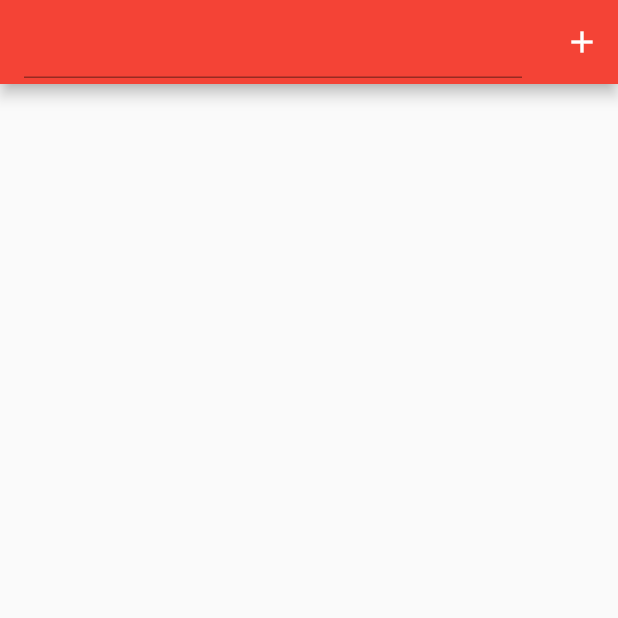
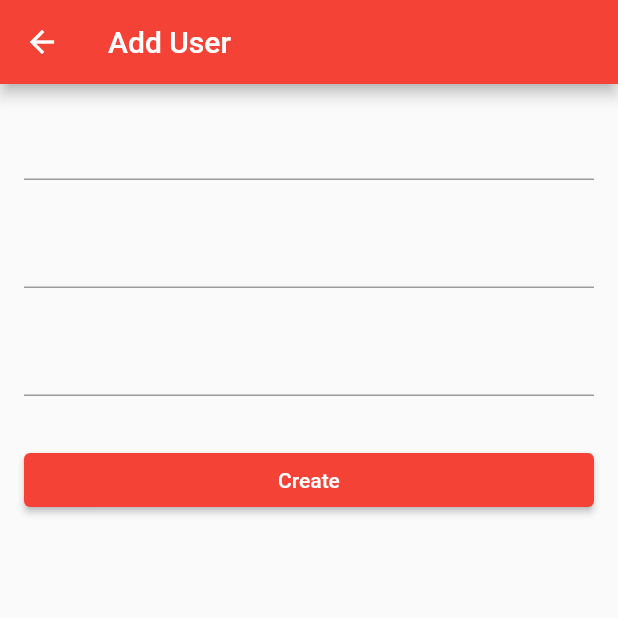
Before and after one commit to andrapratama/Flutter-Firebase-CRUD, a Flutter app: the screen it shows after launch, after a tap on the "add" icon, on a phone screen of 412 x 824 dp, the top half of it. Run offline on Flutter 3.47's test engine with Material 2 defaults, Android fonts, the phone set to English and light mode, and no system bars; our stand-ins replace cloud_firestore, date_field, firebase_core; accounts and stored records are empty.

Commit message:
add user add page

```diff
--- a/lib/main.dart
+++ b/lib/main.dart
@@ -1,5 +1,5 @@
 // ignore_for_file: depend_on_referenced_packages
-import 'package:cloud_firestore/cloud_firestore.dart';
+import 'package:firebase_crud/user_page.dart';
 import 'package:flutter/material.dart';
 import 'package:firebase_core/firebase_core.dart';
 
@@ -37,52 +37,18 @@ class _MainPageState extends State<MainPage> {
   @override
   Widget build(BuildContext context) => Scaffold(
         appBar: AppBar(
-          title: TextField(controller: controller),
+          title: const Text('User'),
           actions: [
             IconButton(
                 onPressed: () {
-                  final name = controller.text;
-                  // print(name);
-                  createUser(name: name);
+                  Navigator.of(context).push(
+                    MaterialPageRoute(
+                      builder: (context) => const UserPage(),
+                    ),
+                  );
                 },
                 icon: const Icon(Icons.add))
           ],
         ),
       );
-
-  Future createUser({required String name}) async {
-    /// Reference to document
-    final docUser = FirebaseFirestore.instance.collection('users').doc();
-
-    final user = User(
-      id : docUser.id,
-      name: name,
-      age: 21,
-      birthday: DateTime(2001, 7, 28),
-    );
-    final json = user.toJson();
-
-    /// Create document and write data to Firebase
-    await docUser.set(json);
-  }
 }
-
-class User {
-  String id;
-  final String name;
-  final int age;
-  final DateTime birthday;
-
-  User(
-      {this.id = '',
-      required this.name,
-      required this.age,
-      required this.birthday});
-
-  Map<String, dynamic> toJson() => {
-    'id':id,
-    'name':name,
-    'age':age,
-    'birthday':birthday,
-  };
-}
--- /dev/null
+++ b/lib/model/user.dart
@@ -0,0 +1,20 @@
+
+class User {
+  String id;
+  final String name;
+  final int age;
+  final DateTime birthday;
+
+  User(
+      {this.id = '',
+        required this.name,
+        required this.age,
+        required this.birthday});
+
+  Map<String, dynamic> toJson() => {
+    'id':id,
+    'name':name,
+    'age':age,
+    'birthday':birthday,
+  };
+}
--- /dev/null
+++ b/lib/user_page.dart
@@ -0,0 +1,85 @@
+import 'package:cloud_firestore/cloud_firestore.dart';
+import 'package:date_field/date_field.dart';
+import 'package:firebase_crud/model/user.dart';
+import 'package:flutter/material.dart';
+
+class UserPage extends StatefulWidget {
+  const UserPage({Key? key}) : super(key: key);
+
+  @override
+  State<StatefulWidget> createState() => _UserPageState();
+}
+
+class _UserPageState extends State<UserPage> {
+  final controllerName = TextEditingController();
+  final controllerAge = TextEditingController();
+  final controllerDate = TextEditingController();
+
+  @override
+  Widget build(BuildContext context) => Scaffold(
+        appBar: AppBar(
+          title: const Text('Add User'),
+        ),
+        body: ListView(
+          padding: const EdgeInsets.all(16),
+          children: [
+            TextField(
+              controller: controllerName,
+              // decoration: decoration('Name'),
+            ),
+            const SizedBox(height: 24),
+            TextField(
+              controller: controllerAge,
+              // decoration: decoration('Age'),
+              keyboardType: TextInputType.number,
+            ),
+            const SizedBox(height: 24),
+            TextField(
+              controller: controllerDate,
+            ),
+            // DateTimeField(
+            //     decoration: const InputDecoration(
+            //         hintText: 'Please select your birthday date and time'),
+            //     selectedDate: DateTime.now(),
+            //     onDateSelected: (DateTime value) {
+            //       setState(() {
+            //         // selectedDate = value;
+            //       });
+            //     }),
+            // DateTimeField(
+            //     controller: controllerDate,
+            //   decoration decoration('Birthday'),
+            //   format:DateFormat('yyyy-MM-dd'),
+            //   onShowPicker: (context, currentValue)=>
+            //     context: context,
+            //     firstDate: DateTime(1900),
+            //     lastDate: DateTime(2100),
+            //     initialDate : currentDate?? DateTime.now()
+            // ),
+            const SizedBox(height: 32),
+            ElevatedButton(
+                onPressed: () {
+                  Navigator.pop(context);
+                },
+                child: const Text('Create'))
+          ],
+        ),
+      );
+
+
+  Future createUser({required String name}) async {
+    /// Reference to document
+    final docUser = FirebaseFirestore.instance.collection('users').doc();
+
+    final user = User(
+      id : docUser.id,
+      name: name,
+      age: 21,
+      birthday: DateTime(2001, 7, 28),
+    );
+    final json = user.toJson();
+
+    /// Create document and write data to Firebase
+    await docUser.set(json);
+  }
+}
--- a/pubspec.yaml
+++ b/pubspec.yaml
@@ -35,6 +35,7 @@ dependencies:
   # Use with the CupertinoIcons class for iOS style icons.
   cupertino_icons: ^1.0.2
   cloud_firestore: ^4.0.1
+  date_field: ^3.0.0
 
 dev_dependencies:
   flutter_test:
```
Also changed, not shown: pubspec.lock.
